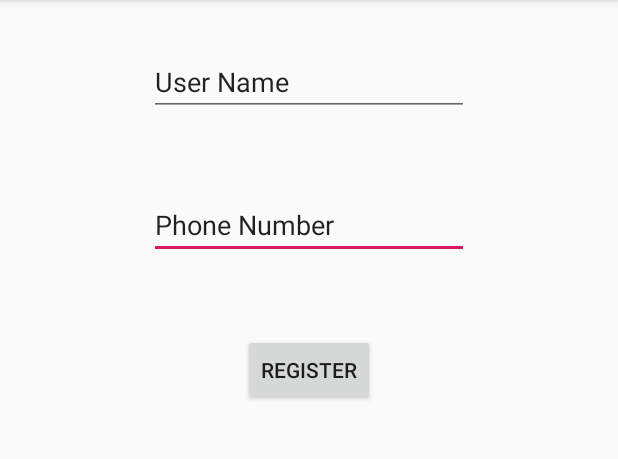
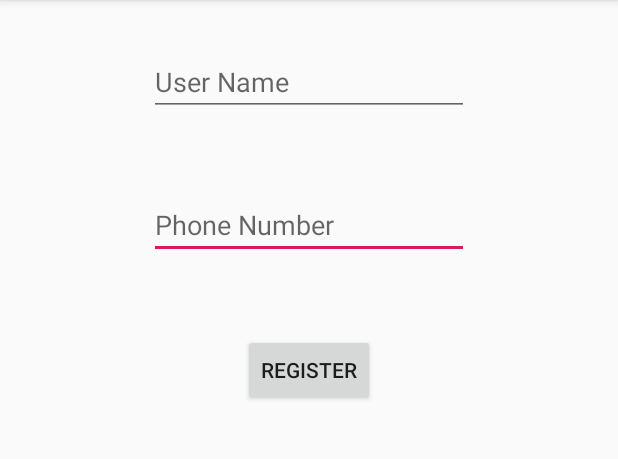
Before and after one commit to cmput301w19t06/TheUndesirableJackals, an Android app: the SignInActivity screen opened directly, with no data from a screen before it, on a phone screen of 412 x 824 dp, the part 84-543 px from its top. Run offline under Robolectric (Android 15) with nearby library versions, the phone set to English and light mode, and no system bars; our stand-ins replace Firebase (no records; nobody signed in at launch, a user with empty details on screens opened directly); libraries missing offline, so code that uses them is left out: com.firebase.ui; 2 statements that could not run were skipped.

```diff
--- a/app/src/main/java/com/cmput301/w19t06/theundesirablejackals/MainActivity.java
+++ b/app/src/main/java/com/cmput301/w19t06/theundesirablejackals/MainActivity.java
@@ -12,6 +12,7 @@ import com.firebase.ui.auth.IdpResponse;
 import com.google.firebase.FirebaseApp;
 import com.google.firebase.auth.FirebaseAuth;
 import com.google.firebase.auth.FirebaseUser;
+import com.google.firebase.database.FirebaseDatabase;
 
 import java.util.ArrayList;
 
--- a/app/src/main/res/layout/activity_sign_in.xml
+++ b/app/src/main/res/layout/activity_sign_in.xml
@@ -16,7 +16,6 @@
         android:ems="10"
         android:hint="@string/edit_text_phone_number"
         android:inputType="phone"
-        android:text="@string/edit_text_phone_number"
         android:visibility="visible"
         app:layout_constraintEnd_toEndOf="parent"
         app:layout_constraintStart_toStartOf="parent"
@@ -35,7 +34,6 @@
         android:ems="10"
         android:hint="@string/edit_text_user_name"
         android:inputType="textPersonName"
-        android:text="@string/edit_text_user_name"
         android:visibility="visible"
         app:layout_constraintEnd_toEndOf="parent"
         app:layout_constraintStart_toStartOf="parent"
```
